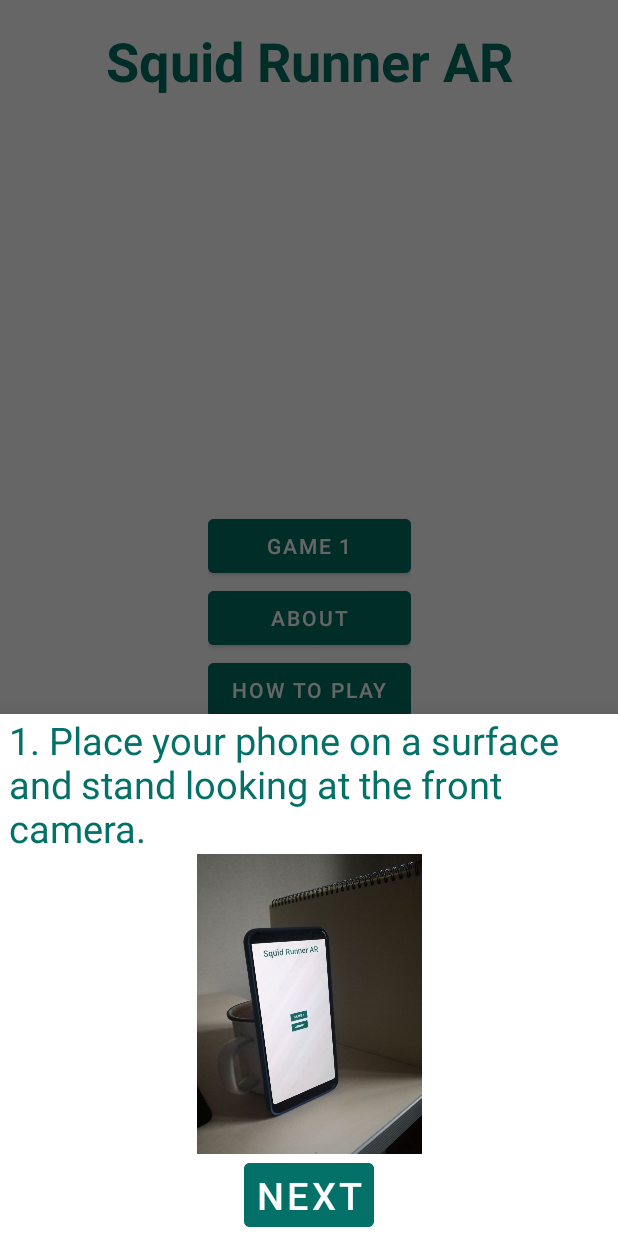
After one commit to Miklesam/octupus-runner, an Android app: the fragment FirstStep placed in its activity, on a phone screen of 412 x 824 dp. The commit adds this screen. Run offline under Robolectric (Android 15) with nearby library versions, the phone set to English and light mode, and no system bars.

Commit message:
onboarding and socials

```diff
--- a/app/src/main/java/com/onelinegaming/squidrunner/fragments/FragmentAbout.kt
+++ b/app/src/main/java/com/onelinegaming/squidrunner/fragments/FragmentAbout.kt
@@ -14,7 +14,7 @@ class FragmentAbout : Fragment(R.layout.fragment_about) {
     override fun onViewCreated(view: View, savedInstanceState: Bundle?) {
         super.onViewCreated(view, savedInstanceState)
         discord_bttn.setOnClickListener {
-            val browserIntent = Intent(Intent.ACTION_VIEW, Uri.parse("https://discord.gg/twKyPZDn"))
+            val browserIntent = Intent(Intent.ACTION_VIEW, Uri.parse("https://linktr.ee/OneLineGaming"))
             startActivity(browserIntent)
         }
     }
--- a/app/src/main/java/com/onelinegaming/squidrunner/fragments/MenuFragment.kt
+++ b/app/src/main/java/com/onelinegaming/squidrunner/fragments/MenuFragment.kt
@@ -7,6 +7,7 @@ import androidx.core.app.ActivityCompat
 import androidx.core.content.ContextCompat
 import androidx.fragment.app.Fragment
 import androidx.navigation.fragment.findNavController
+import com.gloves.game.onboarding.FirstStep
 import com.onelinegaming.squidrunner.R
 import com.onelinegaming.squidrunner.StartActivity
 import kotlinx.android.synthetic.main.fragment_menu.*
@@ -21,9 +22,10 @@ class MenuFragment : Fragment(R.layout.fragment_menu) {
         about_bttn.setOnClickListener {
             findNavController().navigate(R.id.action_menuFragment_to_fragmentAbout)
         }
-        if (allPermissionsGranted()) {
-
-        } else {
+        how_to_play.setOnClickListener {
+            FirstStep.open(requireActivity().supportFragmentManager)
+        }
+        if (!allPermissionsGranted()) {
             ActivityCompat.requestPermissions(
                 requireActivity(),
                 StartActivity.REQUIRED_PERMISSIONS,
--- /dev/null
+++ b/app/src/main/java/com/onelinegaming/squidrunner/onboarding/BaseOnboardingDialog.kt
@@ -0,0 +1,27 @@
+package com.gloves.game.onboarding
+
+import android.os.Bundle
+import android.view.LayoutInflater
+import android.view.View
+import android.view.ViewGroup
+import com.google.android.material.bottomsheet.BottomSheetBehavior
+import com.google.android.material.bottomsheet.BottomSheetDialogFragment
+import com.onelinegaming.squidrunner.R
+
+open class BaseOnboardingDialog : BottomSheetDialogFragment(){
+
+    override fun onStart() {
+        super.onStart()
+        val behavior = BottomSheetBehavior.from(requireView().parent as View)
+        behavior.state = BottomSheetBehavior.STATE_EXPANDED
+    }
+
+    override fun onCreateView(
+        inflater: LayoutInflater,
+        container: ViewGroup?,
+        savedInstanceState: Bundle?
+    ): View =
+        inflater.inflate(R.layout.onboarding_fragment, container, false)
+
+
+}
--- /dev/null
+++ b/app/src/main/java/com/onelinegaming/squidrunner/onboarding/FirstStep.kt
@@ -0,0 +1,31 @@
+package com.gloves.game.onboarding
+
+import android.os.Bundle
+import android.view.View
+import androidx.fragment.app.FragmentManager
+import com.onelinegaming.squidrunner.R
+import kotlinx.android.synthetic.main.onboarding_fragment.*
+
+class FirstStep : BaseOnboardingDialog() {
+
+
+    companion object {
+        fun open(fragmentManager: FragmentManager) {
+            val fragment = FirstStep()
+            fragment.show(fragmentManager, "OnboardingFragment")
+        }
+    }
+
+    override fun onViewCreated(view: View, savedInstanceState: Bundle?) {
+        super.onViewCreated(view, savedInstanceState)
+        first.text = getString(R.string.onboarding_first_title)
+        image_id.setImageResource(R.drawable.squid_setup)
+        next_bttn.setOnClickListener {
+            dismiss()
+            SecondStep.open(
+                requireFragmentManager()
+            )
+        }
+    }
+
+}
--- a/app/src/main/res/layout/fragment_about.xml
+++ b/app/src/main/res/layout/fragment_about.xml
@@ -33,7 +33,7 @@
         android:layout_width="wrap_content"
         android:layout_height="wrap_content"
         android:id="@+id/discord_bttn"
-        android:text="Our Discord"
+        android:text="Our Socials"
         android:backgroundTint="@color/jacket_color"
         app:layout_constraintStart_toStartOf="parent"
         app:layout_constraintEnd_toEndOf="parent"
--- a/app/src/main/res/layout/fragment_menu.xml
+++ b/app/src/main/res/layout/fragment_menu.xml
@@ -28,18 +28,25 @@
         android:orientation="vertical">
 
         <com.google.android.material.button.MaterialButton
-            android:layout_width="wrap_content"
+            android:layout_width="match_parent"
             android:layout_height="wrap_content"
             android:backgroundTint="@color/jacket_color"
             android:id="@+id/game_1_bttn"
             android:text="GAME 1" />
 
         <com.google.android.material.button.MaterialButton
-            android:layout_width="wrap_content"
+            android:layout_width="match_parent"
             android:layout_height="wrap_content"
             android:backgroundTint="@color/jacket_color"
             android:id="@+id/about_bttn"
             android:text="About" />
+
+        <com.google.android.material.button.MaterialButton
+            android:layout_width="wrap_content"
+            android:layout_height="wrap_content"
+            android:backgroundTint="@color/jacket_color"
+            android:id="@+id/how_to_play"
+            android:text="How To Play" />
 
     </LinearLayout>
 
--- /dev/null
+++ b/app/src/main/res/layout/onboarding_fragment.xml
@@ -0,0 +1,42 @@
+<?xml version="1.0" encoding="utf-8"?>
+<androidx.constraintlayout.widget.ConstraintLayout xmlns:android="http://schemas.android.com/apk/res/android"
+    xmlns:app="http://schemas.android.com/apk/res-auto"
+    xmlns:tools="http://schemas.android.com/tools"
+    android:layout_width="match_parent"
+    android:layout_height="match_parent">
+
+    <TextView
+        android:id="@+id/first"
+        android:layout_width="wrap_content"
+        android:layout_height="wrap_content"
+        android:textSize="25sp"
+        android:textColor="@color/jacket_color"
+        app:layout_constraintEnd_toEndOf="parent"
+        app:layout_constraintStart_toStartOf="parent"
+        android:paddingStart="6dp"
+        android:paddingEnd="6dp"
+        app:layout_constraintTop_toTopOf="parent" />
+
+    <ImageView
+        android:layout_width="0dp"
+        android:layout_height="200dp"
+        app:layout_constraintStart_toStartOf="parent"
+        app:layout_constraintEnd_toEndOf="parent"
+        app:layout_constraintTop_toBottomOf="@+id/first"
+        android:id="@+id/image_id"/>
+
+    <com.google.android.material.button.MaterialButton
+        android:id="@+id/next_bttn"
+        android:layout_width="wrap_content"
+        android:layout_height="wrap_content"
+        android:backgroundTint="@color/jacket_color"
+        android:text="Next"
+        android:textColor="@color/white"
+        android:textSize="25sp"
+        app:layout_constraintBottom_toBottomOf="parent"
+        app:layout_constraintEnd_toEndOf="parent"
+        app:layout_constraintStart_toStartOf="parent"
+        app:layout_constraintTop_toBottomOf="@+id/image_id" />
+
+
+</androidx.constraintlayout.widget.ConstraintLayout>
--- a/app/src/main/res/values/strings.xml
+++ b/app/src/main/res/values/strings.xml
@@ -2,4 +2,10 @@
     <string name="app_name">SquidRunner</string>
 
     <string name="about_description">Hello, we making mobile games. Join our socials to give your feedback and ask any questions! Thank you.</string>
+
+    <string name="onboarding_first_title">1. Place your phone on a surface and stand looking at the front camera.</string>
+    <string name="onboarding_second_title">2. Step back a couple of steps.</string>
+    <string name="onboarding_third_title">3. Your skeleton should be as shown in the picture.</string>
+    <string name="onboarding_forth_title">4. Run when the song is sung and the green light is on. Freeze when the red is on.</string>
+
 </resources>
```
Also changed, not shown: app/src/main/java/com/onelinegaming/squidrunner/onboarding/ForthStep.kt (added, +26 -0 lines), app/src/main/java/com/onelinegaming/squidrunner/onboarding/SecondStep.kt (added, +29 -0 lines), app/src/main/java/com/onelinegaming/squidrunner/onboarding/ThirdStep.kt (added, +29 -0 lines), app/src/main/res/drawable/gameplay.jpg (added), app/src/main/res/drawable/screen_3.jpg (added), app/src/main/res/drawable/squid_play.jpg (added), app/src/main/res/drawable/squid_setup.jpg (added), app/src/main/res/drawable/step.jpeg (added).
